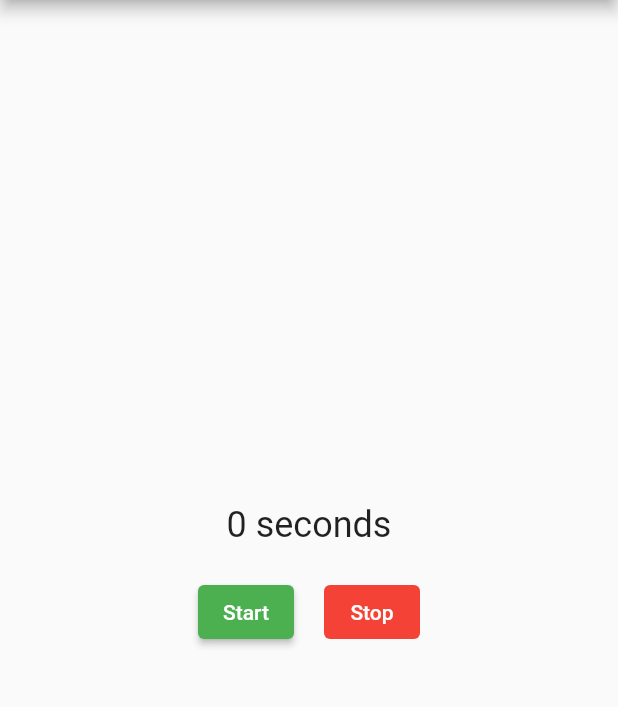
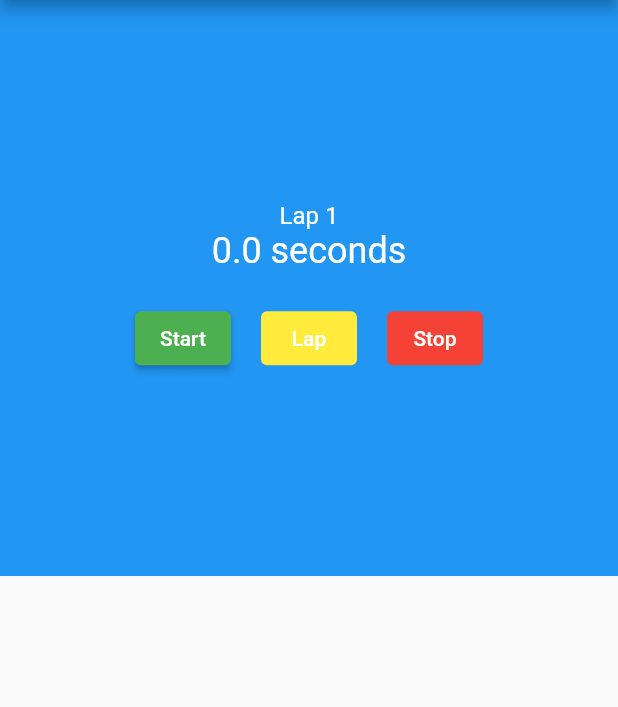
Before and after one commit to leonistor/stopwatch, a Flutter app: the screen it shows after launch, on a phone screen of 412 x 824 dp, the part 84-791 px from its top. Run offline on Flutter 3.47's test engine with Material 2 defaults, Android fonts, the phone set to English and light mode, and no system bars.

Commit message:
laps in ListView

```diff
--- a/lib/stopwatch.dart
+++ b/lib/stopwatch.dart
@@ -10,8 +10,9 @@ class StopWatch extends StatefulWidget {
 }
 
 class _StopWatchState extends State<StopWatch> {
-  int seconds = 0;
+  int milliseconds = 0;
   late Timer timer;
+  final laps = <int>[];
   bool isTicking = false;
 
   @override
@@ -22,15 +23,16 @@ class _StopWatchState extends State<StopWatch> {
 
   void _onTick(Timer time) {
     setState(() {
-      ++seconds;
+      milliseconds += 100;
     });
   }
 
   void _startTimer() {
-    timer = Timer.periodic(const Duration(seconds: 1), _onTick);
+    timer = Timer.periodic(const Duration(milliseconds: 100), _onTick);
     setState(() {
-      seconds = 0;
+      milliseconds = 0;
       isTicking = true;
+      laps.clear();
     });
   }
 
@@ -41,7 +43,18 @@ class _StopWatchState extends State<StopWatch> {
     });
   }
 
-  String get _secondText => seconds == 1 ? 'second' : 'seconds';
+  void _lap() {
+    setState(() {
+      laps.add(milliseconds);
+      milliseconds = 0;
+    });
+  }
+
+  String _secondText(int mls) {
+    final seconds = mls / 1000;
+    return '$seconds seconds';
+  }
+
   Widget get _spacer => const SizedBox(height: 20, width: 20);
 
   @override
@@ -49,24 +62,71 @@ class _StopWatchState extends State<StopWatch> {
     return Scaffold(
       appBar: AppBar(title: const Text('Stopwatch')),
       body: Column(
+        children: [
+          Expanded(child: _buildCounter(context)),
+          Expanded(child: _buildLapDisplay()),
+        ],
+      ),
+    );
+  }
+
+  Widget _buildLapDisplay() {
+    return ListView(
+      children: [
+        for (var mls in laps)
+          ListTile(
+            title: Text(_secondText(mls)),
+          )
+      ],
+    );
+  }
+
+  Widget _buildCounter(BuildContext context) {
+    return Container(
+      color: Theme.of(context).primaryColor,
+      child: Column(
         mainAxisAlignment: MainAxisAlignment.center,
         children: [
           Text(
-            '$seconds $_secondText',
-            style: Theme.of(context).textTheme.headline5,
+            'Lap ${laps.length + 1}',
+            style: Theme.of(context)
+                .textTheme
+                .subtitle1!
+                .copyWith(color: Colors.white),
+          ),
+          Text(
+            _secondText(milliseconds),
+            style: Theme.of(context)
+                .textTheme
+                .headline5!
+                .copyWith(color: Colors.white),
           ),
           _spacer,
-          Row(
+          _buildControls(),
+        ],
+      ),
+    );
+  }
+
+  Widget _buildControls() {
+    return Row(
       mainAxisAlignment: MainAxisAlignment.center,
       children: [
         ElevatedButton(
           onPressed: isTicking ? null : _startTimer,
           child: const Text('Start'),
           style: ButtonStyle(
-                  backgroundColor:
-                      MaterialStateProperty.all<Color>(Colors.green),
-                  foregroundColor:
-                      MaterialStateProperty.all<Color>(Colors.white),
+            backgroundColor: MaterialStateProperty.all<Color>(Colors.green),
+            foregroundColor: MaterialStateProperty.all<Color>(Colors.white),
+          ),
+        ),
+        _spacer,
+        ElevatedButton(
+          onPressed: isTicking ? _lap : null,
+          child: const Text('Lap'),
+          style: ButtonStyle(
+            backgroundColor: MaterialStateProperty.all<Color>(Colors.yellow),
+            foregroundColor: MaterialStateProperty.all<Color>(Colors.white),
           ),
         ),
         _spacer,
@@ -75,14 +135,10 @@ class _StopWatchState extends State<StopWatch> {
           child: const Text('Stop'),
           style: ButtonStyle(
             backgroundColor: MaterialStateProperty.all<Color>(Colors.red),
-                  foregroundColor:
-                      MaterialStateProperty.all<Color>(Colors.white),
+            foregroundColor: MaterialStateProperty.all<Color>(Colors.white),
           ),
         )
       ],
-          ),
-        ],
-      ),
     );
   }
 }
```
Lines whose indentation alone changed are shown as unchanged.
